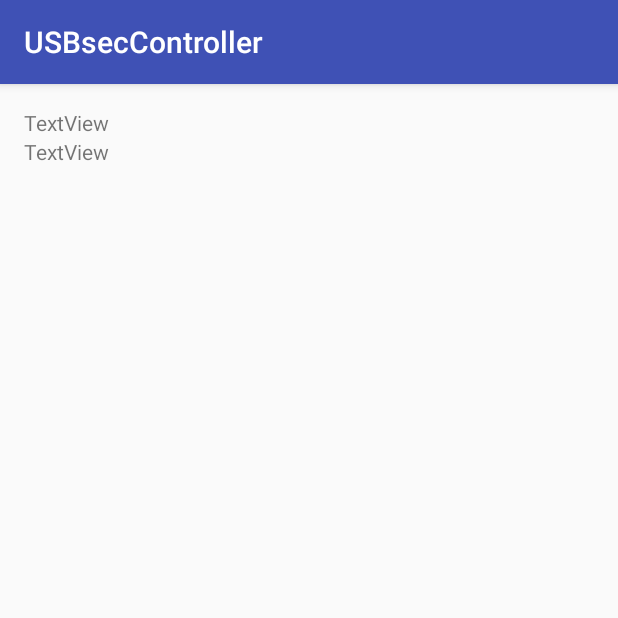
After one commit to MikemoriKeisuke/USBsecController, an Android app: the ConnectionCompActivity screen opened directly, with no data from a screen before it, on a phone screen of 412 x 824 dp, the top half of it. The commit adds this screen. Run offline under Robolectric (Android 15) with nearby library versions, the phone set to English and light mode, and no system bars.

Commit message:
fix
足りなかったアクティビティ追加と位置情報追加系コミット

```diff
--- /dev/null
+++ b/app/src/main/java/com/example/s20143037/usbseccontroller/ConnectionCompActivity.java
@@ -0,0 +1,116 @@
+package com.example.s20143037.usbseccontroller;
+
+import android.content.pm.PackageManager;
+import android.location.Location;
+import android.location.LocationListener;
+import android.location.LocationManager;
+import android.location.LocationProvider;
+import android.support.v4.app.ActivityCompat;
+import android.support.v7.app.AppCompatActivity;
+import android.os.Bundle;
+import android.widget.TextView;
+import android.content.Intent;
+import android.provider.Settings;
+import android.util.Log;
+import android.widget.Toast;
+import android.Manifest;
+
+public class ConnectionCompActivity extends AppCompatActivity implements LocationListener {
+
+    private LocationManager locationManager;
+
+    @Override
+    protected void onCreate(Bundle savedInstanceState) {
+        super.onCreate(savedInstanceState);
+        setContentView(R.layout.activity_connection_comp);
+
+        if (ActivityCompat.checkSelfPermission(this, Manifest.permission.ACCESS_FINE_LOCATION) != PackageManager.PERMISSION_GRANTED && ActivityCompat.checkSelfPermission(this, Manifest.permission.ACCESS_COARSE_LOCATION) != PackageManager.PERMISSION_GRANTED) {
+            ActivityCompat.requestPermissions(this, new String[]{Manifest.permission.ACCESS_FINE_LOCATION,}, 1000);
+        }
+        else{
+            locationStart();
+        }
+    }
+
+    private void locationStart(){
+        Log.d("debug","locationStart()");
+
+        // LocationManager インスタンス生成
+        locationManager = (LocationManager) getSystemService(LOCATION_SERVICE);
+
+        final boolean gpsEnabled = locationManager.isProviderEnabled(LocationManager.GPS_PROVIDER);
+        if (!gpsEnabled) {
+            // GPSを設定するように促す
+            Intent settingsIntent = new Intent(Settings.ACTION_LOCATION_SOURCE_SETTINGS);
+            startActivity(settingsIntent);
+            Log.d("debug", "gpsEnable, startActivity");
+        } else {
+            Log.d("debug", "gpsEnabled");
+        }
+
+        if (ActivityCompat.checkSelfPermission(this, Manifest.permission.ACCESS_FINE_LOCATION) != PackageManager.PERMISSION_GRANTED && ActivityCompat.checkSelfPermission(this, Manifest.permission.ACCESS_COARSE_LOCATION) != PackageManager.PERMISSION_GRANTED) {
+            ActivityCompat.requestPermissions(this, new String[]{Manifest.permission.ACCESS_FINE_LOCATION,}, 1000);
+
+            Log.d("debug", "checkSelfPermission false");
+            return;
+        }
+
+
+        locationManager.requestLocationUpdates(LocationManager.GPS_PROVIDER, 1000, 50, this);
+    }
+
+    // 結果の受け取り
+    @Override
+    public void onRequestPermissionsResult(int requestCode, String[] permissions, int[] grantResults) {
+        if (requestCode == 1000) {
+            // 使用が許可された
+            if (grantResults[0] == PackageManager.PERMISSION_GRANTED) {
+                Log.d("debug","checkSelfPermission true");
+
+                locationStart();
+                return;
+
+            } else {
+                // それでも拒否された時の対応
+                Toast toast = Toast.makeText(this, "これ以上なにもできません", Toast.LENGTH_SHORT);
+                toast.show();
+            }
+        }
+    }
+
+    @Override
+    public void onStatusChanged(String provider, int status, Bundle extras) {
+        switch (status) {
+            case LocationProvider.AVAILABLE:
+                Log.d("debug", "LocationProvider.AVAILABLE");
+                break;
+            case LocationProvider.OUT_OF_SERVICE:
+                Log.d("debug", "LocationProvider.OUT_OF_SERVICE");
+                break;
+            case LocationProvider.TEMPORARILY_UNAVAILABLE:
+                Log.d("debug", "LocationProvider.TEMPORARILY_UNAVAILABLE");
+                break;
+        }
+    }
+
+    @Override
+    public void onLocationChanged(Location location) {
+        // 緯度の表示
+        TextView textView1 = (TextView) findViewById(R.id.Latitude);
+        textView1.setText("Latitude:"+location.getLatitude());
+
+        // 経度の表示
+        TextView textView2 = (TextView) findViewById(R.id.Longitude);
+        textView2.setText("Latitude:"+location.getLongitude());
+    }
+
+    @Override
+    public void onProviderEnabled(String provider) {
+
+    }
+
+    @Override
+    public void onProviderDisabled(String provider) {
+
+    }
+}
--- a/app/src/main/res/layout/activity_add_usb.xml
+++ b/app/src/main/res/layout/activity_add_usb.xml
@@ -65,10 +65,11 @@
             android:textSize="18sp" />
 
         <Button
-            android:id="@+id/button2"
+            android:id="@+id/AddUsbButton"
             android:layout_width="match_parent"
             android:layout_height="wrap_content"
-            android:text="Button" />
+            android:text="Button"
+            android:onClick="intentAddComp"/>
 
     </LinearLayout>
 
--- a/app/src/main/res/layout/activity_connection.xml
+++ b/app/src/main/res/layout/activity_connection.xml
@@ -56,11 +56,11 @@
             android:inputType="numberPassword" />
 
         <Button
-            android:id="@+id/button2"
+            android:id="@+id/connButton"
             android:layout_width="match_parent"
             android:layout_height="wrap_content"
-            android:text="Button" />
-
+            android:text="Button"
+            android:onClick="intentConnComp"/>
     </LinearLayout>
 
 </RelativeLayout>
--- /dev/null
+++ b/app/src/main/res/layout/activity_connection_comp.xml
@@ -0,0 +1,31 @@
+<?xml version="1.0" encoding="utf-8"?>
+<RelativeLayout xmlns:android="http://schemas.android.com/apk/res/android"
+    xmlns:tools="http://schemas.android.com/tools"
+    android:id="@+id/activity_connection_comp"
+    android:layout_width="match_parent"
+    android:layout_height="match_parent"
+    android:paddingBottom="@dimen/activity_vertical_margin"
+    android:paddingLeft="@dimen/activity_horizontal_margin"
+    android:paddingRight="@dimen/activity_horizontal_margin"
+    android:paddingTop="@dimen/activity_vertical_margin"
+    tools:context="com.example.s20143037.usbseccontroller.ConnectionCompActivity">
+
+    <LinearLayout
+        android:orientation="vertical"
+        android:layout_width="match_parent"
+        android:layout_height="match_parent">
+
+        <TextView
+            android:text="TextView"
+            android:layout_width="match_parent"
+            android:layout_height="wrap_content"
+            android:id="@+id/Latitude" />
+
+        <TextView
+            android:text="TextView"
+            android:layout_width="match_parent"
+            android:layout_height="wrap_content"
+            android:id="@+id/Longitude" />
+    </LinearLayout>
+
+</RelativeLayout>
--- a/app/src/main/res/layout/activity_disconnect.xml
+++ b/app/src/main/res/layout/activity_disconnect.xml
@@ -59,10 +59,11 @@
             android:textSize="18sp" />
 
         <Button
-            android:id="@+id/button2"
+            android:id="@+id/DisConnButton"
             android:layout_width="match_parent"
             android:layout_height="wrap_content"
-            android:text="Button" />
+            android:text="Button"
+            android:onClick="intentDisConnComp"/>
 
     </LinearLayout>
 </RelativeLayout>
--- a/app/src/main/res/layout/card_item.xml
+++ b/app/src/main/res/layout/card_item.xml
@@ -44,7 +44,7 @@
                 android:text="接続"
                 android:layout_width="match_parent"
                 android:layout_height="wrap_content"
-                android:id="@+id/connButton"
+                android:id="@+id/IntentConnButton"
                 android:onClick="intentConn"
                 android:layout_weight="1" />
 
@@ -52,7 +52,7 @@
                 android:text="探索"
                 android:layout_width="match_parent"
                 android:layout_height="wrap_content"
-                android:id="@+id/searchButton"
+                android:id="@+id/IntentSearchButton"
                 android:onClick="intentSearchMap"
                 android:layout_weight="1" />
         </LinearLayout>
```
Also changed, not shown: app/src/main/AndroidManifest.xml (+6 -1 lines), app/src/main/java/com/example/s20143037/usbseccontroller/AddCompActivity.java (added, +13 -0 lines), app/src/main/java/com/example/s20143037/usbseccontroller/AddUsbActivity.java (+7 -0 lines), app/src/main/java/com/example/s20143037/usbseccontroller/ConnectionActivity.java (+7 -0 lines), app/src/main/java/com/example/s20143037/usbseccontroller/DisconnectActivity.java (+7 -0 lines), app/src/main/java/com/example/s20143037/usbseccontroller/DisconnectCompActivity.java (added, +13 -0 lines), app/src/main/java/com/example/s20143037/usbseccontroller/SearchMapActivity.java (+24 -6 lines), app/src/main/res/layout/activity_add_comp.xml (added, +13 -0 lines), app/src/main/res/layout/activity_disconnect_comp.xml (added, +13 -0 lines), 1 other file.
